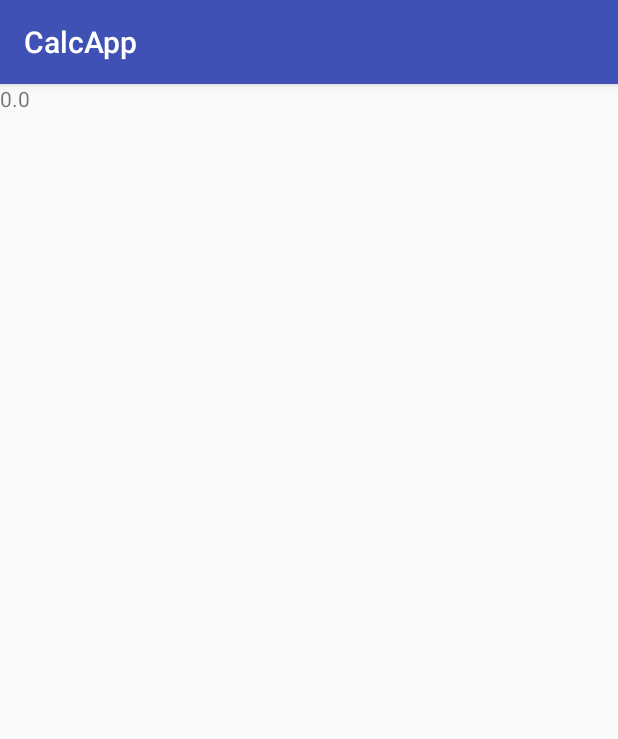
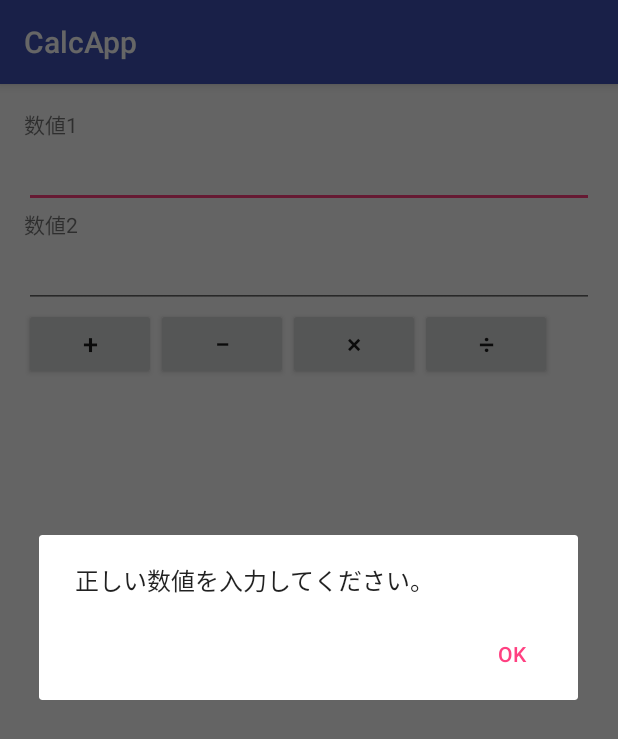
Before and after one commit to naoya-ueno/CalcApp, an Android app: the screen it shows after launch (SecondActivity before the commit, MainActivity after it), after a tap on an icon or button, on a phone screen of 412 x 824 dp. Shown: the top 739 px of the screen. Run offline under Robolectric (Android 15) with nearby library versions, the phone set to English and light mode, and no system bars.

Commit message:
例外処理を追加。デザイン微修正（文字サイズ変更、結果表示の余白変更、戻るボタン実装等）。

```diff
--- a/app/src/main/AndroidManifest.xml
+++ b/app/src/main/AndroidManifest.xml
@@ -16,7 +16,8 @@
                 <category android:name="android.intent.category.LAUNCHER" />
             </intent-filter>
         </activity>
-        <activity android:name=".SecondActivity"></activity>
+        <activity android:name=".SecondActivity"
+            android:parentActivityName=".MainActivity" />
     </application>
 
 </manifest>
--- a/app/src/main/java/jp/techacademy/naoya/ueno/calcapp/MainActivity.java
+++ b/app/src/main/java/jp/techacademy/naoya/ueno/calcapp/MainActivity.java
@@ -2,11 +2,12 @@ package jp.techacademy.naoya.ueno.calcapp;
 
 import android.content.Intent;
 import android.os.Bundle;
-import android.os.Parcelable;
 import android.support.v7.app.AppCompatActivity;
 import android.view.View;
 import android.widget.Button;
 import android.widget.EditText;
+import android.content.DialogInterface;
+import android.support.v7.app.AlertDialog;
 
 public class MainActivity extends AppCompatActivity implements View.OnClickListener {
 
@@ -36,6 +37,8 @@ public class MainActivity extends AppCompatActivity implements View.OnClickListe
 
     @Override
     public void onClick(View v) {
+
+        try {
             double num1 = Double.parseDouble(mEditText1.getText().toString());
             double num2 = Double.parseDouble(mEditText2.getText().toString());
 
@@ -53,5 +56,28 @@ public class MainActivity extends AppCompatActivity implements View.OnClickListe
             }
             startActivity(intent);
         }
+        catch (NumberFormatException e) {
+            showAlertDialog();
+        }
 
     }
+
+    private void showAlertDialog() {
+        AlertDialog.Builder alertDialogBuilder = new AlertDialog.Builder(this);
+        alertDialogBuilder.setMessage("正しい数値を入力してください。");
+
+        alertDialogBuilder.setPositiveButton("OK",
+                new DialogInterface.OnClickListener() {
+                    @Override
+                    public void onClick(DialogInterface dialog, int which){
+                        mEditText1.getEditableText().clear();
+                        mEditText2.getEditableText().clear();
+                        mEditText1.requestFocus();
+                    }
+                });
+
+        AlertDialog alertDialog = alertDialogBuilder.create();
+        alertDialog.show();
+    }
+
+}
--- a/app/src/main/res/layout/activity_main.xml
+++ b/app/src/main/res/layout/activity_main.xml
@@ -36,34 +36,38 @@
         android:id="@+id/editText2"/>
 
     <Button
+        android:id="@+id/button1"
         android:layout_width="wrap_content"
         android:layout_height="wrap_content"
         android:layout_below="@+id/editText2"
         android:text="+"
-        android:id="@+id/button1"/>
+        android:textSize="18sp" />
 
     <Button
+        android:id="@+id/button2"
         android:layout_width="wrap_content"
         android:layout_height="wrap_content"
         android:layout_alignTop="@+id/button1"
         android:layout_toRightOf="@+id/button1"
         android:text="−"
-        android:id="@+id/button2"/>
+        android:textSize="18sp" />
 
     <Button
+        android:id="@+id/button3"
         android:layout_width="wrap_content"
         android:layout_height="wrap_content"
         android:layout_alignTop="@+id/button1"
         android:layout_toRightOf="@+id/button2"
         android:text="×"
-        android:id="@+id/button3"/>
+        android:textSize="18sp" />
 
     <Button
+        android:id="@+id/button4"
         android:layout_width="wrap_content"
         android:layout_height="wrap_content"
         android:layout_alignTop="@+id/button1"
         android:layout_toRightOf="@+id/button3"
         android:text="÷"
-        android:id="@+id/button4"/>
+        android:textSize="18sp" />
 
 </RelativeLayout>
--- a/app/src/main/res/layout/activity_second.xml
+++ b/app/src/main/res/layout/activity_second.xml
@@ -6,9 +6,12 @@
     android:orientation="vertical">
 
     <TextView
+        android:id="@+id/textView"
         android:layout_width="wrap_content"
         android:layout_height="wrap_content"
         android:text="SecondActivity"
-        android:id="@+id/textView"/>
+        android:layout_margin="30px"
+        android:textColor="#333"
+        android:textSize="18sp" />
 
 </LinearLayout>
```
Lines whose indentation alone changed are shown as unchanged.
